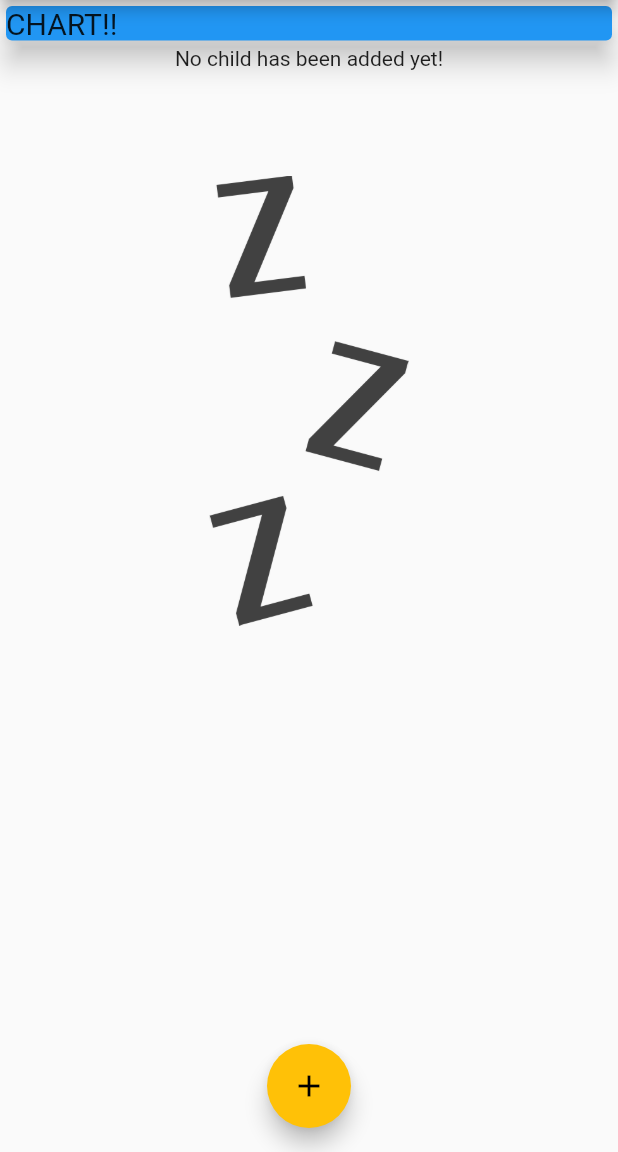
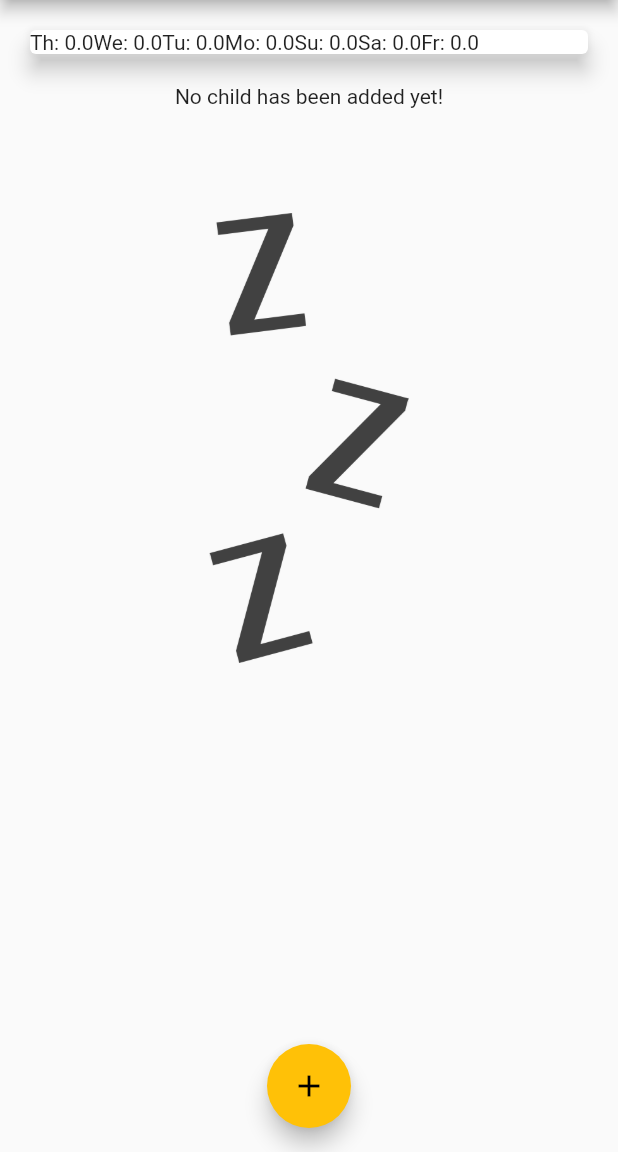
Before and after one commit to valentinesamuel/expense_tracker, a Flutter app: the screen it shows after launch, on a phone screen of 412 x 824 dp, the part 84-1236 px from its top. Run offline on Flutter 3.47's test engine with Material 2 defaults, Android fonts, the phone set to English and light mode, and no system bars.

Commit message:
(FEAT):Added a widget that will display information the barchart information

```diff
--- a/lib/main.dart
+++ b/lib/main.dart
@@ -1,5 +1,6 @@
-import 'package:expense_tracker/widgets/new_transactions.dart';
-import 'package:expense_tracker/widgets/transaction_list.dart';
+import './widgets/chart.dart';
+import './widgets/new_transactions.dart';
+import './widgets/transaction_list.dart';
 
 import 'models/transaction.dart';
 import 'package:flutter/material.dart';
@@ -47,6 +48,12 @@ class _MyHomePageState extends State<MyHomePage> {
     // Transaction(amount: 19.99, date: DateTime.now(), id: 't2', title: 'Food'),
   ];
 
+  List<Transaction> get _recentTransactions {
+    return _usersTransactions.where((tx) {
+      return tx.date.isAfter(DateTime.now().subtract(Duration(days: 7)));
+    }).toList();
+  }
+
   void _addNewTransaction(String txTitle, double txAmount) {
     final newTx = Transaction(
         title: txTitle,
@@ -85,17 +92,7 @@ class _MyHomePageState extends State<MyHomePage> {
       body: SingleChildScrollView(
         child: Column(
           children: [
-            Container(
-              width: double.infinity,
-              child: Card(
-                child: Text(
-                  'CHART!!',
-                  style: TextStyle(fontSize: 20),
-                ),
-                elevation: 8.0,
-                color: Colors.blue,
-              ),
-            ),
+            Chart(recentTransactions: _recentTransactions),
             TransactionList(transactions: _usersTransactions)
           ],
         ),
--- /dev/null
+++ b/lib/widgets/chart.dart
@@ -0,0 +1,43 @@
+import 'package:expense_tracker/models/transaction.dart';
+import 'package:flutter/material.dart';
+import 'package:intl/intl.dart';
+
+class Chart extends StatelessWidget {
+  final List<Transaction> recentTransactions;
+
+  Chart({this.recentTransactions});
+
+  List<Map<String, Object>> get groupedTransactionValues {
+    return List.generate(7, (index) {
+      final weekDay = DateTime.now().subtract(
+        Duration(days: index),
+      );
+      var totalSum = 0.0;
+      for (var i = 0; i < recentTransactions.length; i++) {
+        if (recentTransactions[i].date.day == weekDay.day &&
+            recentTransactions[i].date.month == weekDay.month &&
+            recentTransactions[i].date.year == weekDay.year) {
+          totalSum += recentTransactions[i].amount;
+        }
+      }
+
+      return {
+        'day': DateFormat.E().format(weekDay).substring(0, 2),
+        'amount': totalSum
+      };
+    });
+  }
+
+  @override
+  Widget build(BuildContext context) {
+    return Card(
+      elevation: 6,
+      margin: EdgeInsets.all(20),
+      child: Row(
+        children: groupedTransactionValues.map((data) {
+          return Text('${data['day']}: ${data['amount']}');
+        }).toList(),
+      ),
+    );
+  }
+}
--- a/lib/widgets/transaction_list.dart
+++ b/lib/widgets/transaction_list.dart
@@ -63,9 +63,7 @@ class TransactionList extends StatelessWidget {
                     elevation: 3,
                   );
                 },
-                //     children: transactions.map((tx) {
-                // return
-                //     }).toList(),
+
               ));
   }
 }
```
